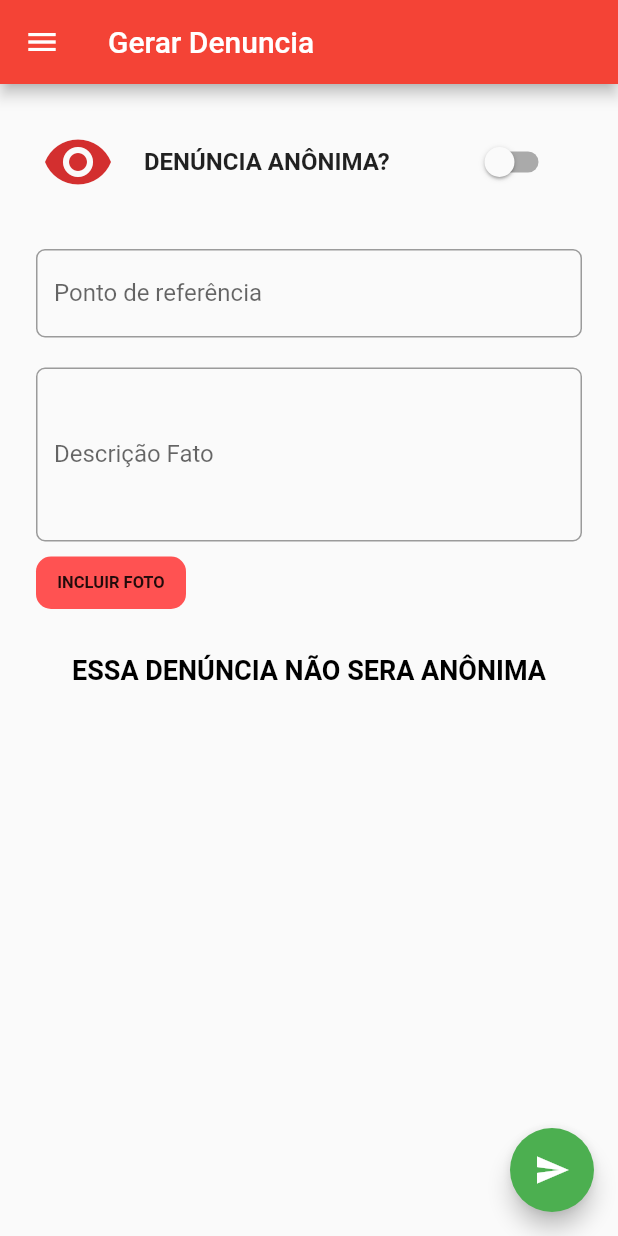
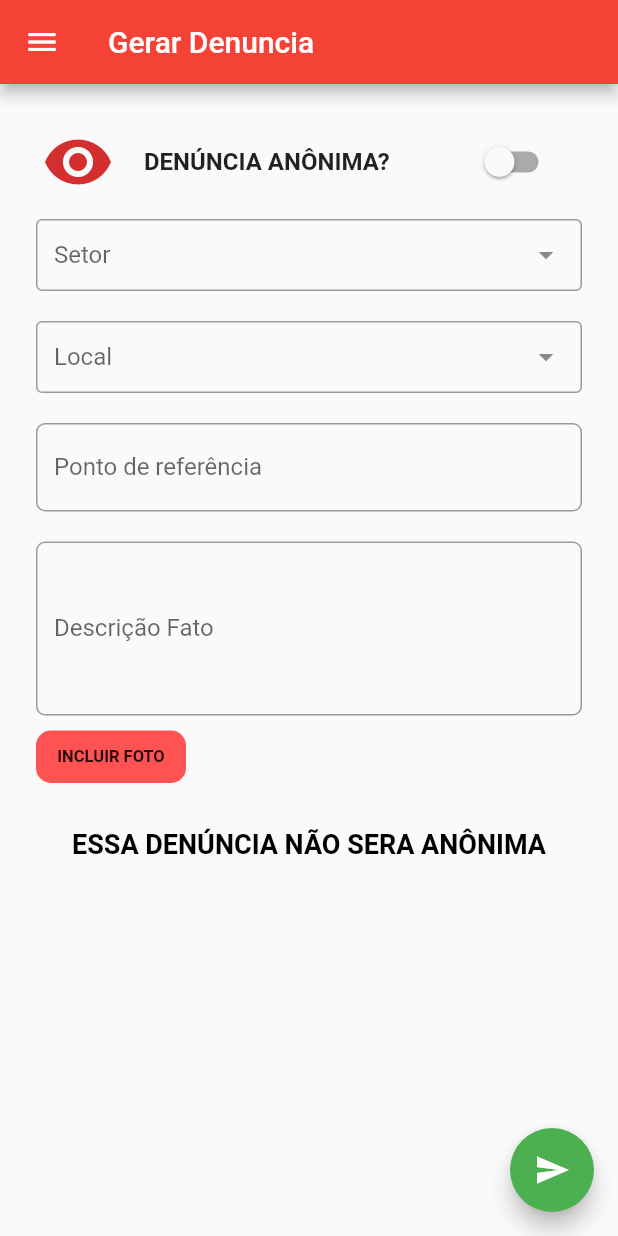
Before and after one commit to andreganda/APP_VITORIA_FORTE_FLUTTER, a Flutter app: the DenunciarPage screen opened directly, after a tap on "DENÚNCIA ANÔNIMA?", on a phone screen of 412 x 824 dp. Run offline on Flutter 3.47's test engine with Material 2 defaults, Android fonts, the phone set to English and light mode, and no system bars; drawn by our look-alikes of dropdown_search; our stand-ins replace brasil_fields, flutter_zoom_drawer, font_awesome_flutter, geolocator, image_cropper, image_picker and 1 more; missing offline and left inert: dart:html, find_dropdown, signalr_client; accounts and stored records are empty; network calls fail.

Commit message:
conclusão da page de socorro.

```diff
--- a/lib/Model/SetoresLocais.dart
+++ b/lib/Model/SetoresLocais.dart
@@ -1,18 +1,114 @@
 class SetoresLocais {
-  List<String> listSetores;
-  List<String> listLocais;
+  List<ListSetores> listSetores;
+  List<ListLocais> listLocais;
 
   SetoresLocais({this.listSetores, this.listLocais});
 
   SetoresLocais.fromJson(Map<String, dynamic> json) {
-    listSetores = json['listSetores'].cast<String>();
-    listLocais = json['listLocais'].cast<String>();
+    if (json['listSetores'] != null) {
+      listSetores = new List<ListSetores>();
+      json['listSetores'].forEach((v) {
+        listSetores.add(new ListSetores.fromJson(v));
+      });
+    }
+    if (json['listLocais'] != null) {
+      listLocais = new List<ListLocais>();
+      json['listLocais'].forEach((v) {
+        listLocais.add(new ListLocais.fromJson(v));
+      });
+    }
   }
 
   Map<String, dynamic> toJson() {
     final Map<String, dynamic> data = new Map<String, dynamic>();
-    data['listSetores'] = this.listSetores;
-    data['listLocais'] = this.listLocais;
+    if (this.listSetores != null) {
+      data['listSetores'] = this.listSetores.map((v) => v.toJson()).toList();
+    }
+    if (this.listLocais != null) {
+      data['listLocais'] = this.listLocais.map((v) => v.toJson()).toList();
+    }
     return data;
   }
 }
+
+class ListSetores {
+  int id;
+  int idCondominio;
+  String descricaoCondominio;
+  String descricao;
+  int status;
+  String dataCriacao;
+
+  ListSetores(
+      {this.id,
+      this.idCondominio,
+      this.descricaoCondominio,
+      this.descricao,
+      this.status,
+      this.dataCriacao});
+
+  ListSetores.fromJson(Map<String, dynamic> json) {
+    id = json['id'];
+    idCondominio = json['idCondominio'];
+    descricaoCondominio = json['descricaoCondominio'];
+    descricao = json['descricao'];
+    status = json['status'];
+    dataCriacao = json['dataCriacao'];
+  }
+
+  Map<String, dynamic> toJson() {
+    final Map<String, dynamic> data = new Map<String, dynamic>();
+    data['id'] = this.id;
+    data['idCondominio'] = this.idCondominio;
+    data['descricaoCondominio'] = this.descricaoCondominio;
+    data['descricao'] = this.descricao;
+    data['status'] = this.status;
+    data['dataCriacao'] = this.dataCriacao;
+    return data;
+  }
+}
+
+class ListLocais {
+  int id;
+  int idCondominio;
+  int idSetor;
+  String descricao;
+  int status;
+  String dataCriacao;
+  String descricaoCondominio;
+  String descricaoSetor;
+
+  ListLocais(
+      {this.id,
+      this.idCondominio,
+      this.idSetor,
+      this.descricao,
+      this.status,
+      this.dataCriacao,
+      this.descricaoCondominio,
+      this.descricaoSetor});
+
+  ListLocais.fromJson(Map<String, dynamic> json) {
+    id = json['id'];
+    idCondominio = json['idCondominio'];
+    idSetor = json['idSetor'];
+    descricao = json['descricao'];
+    status = json['status'];
+    dataCriacao = json['dataCriacao'];
+    descricaoCondominio = json['descricaoCondominio'];
+    descricaoSetor = json['descricaoSetor'];
+  }
+
+  Map<String, dynamic> toJson() {
+    final Map<String, dynamic> data = new Map<String, dynamic>();
+    data['id'] = this.id;
+    data['idCondominio'] = this.idCondominio;
+    data['idSetor'] = this.idSetor;
+    data['descricao'] = this.descricao;
+    data['status'] = this.status;
+    data['dataCriacao'] = this.dataCriacao;
+    data['descricaoCondominio'] = this.descricaoCondominio;
+    data['descricaoSetor'] = this.descricaoSetor;
+    return data;
+  }
+}
--- a/lib/constants.dart
+++ b/lib/constants.dart
@@ -4,8 +4,11 @@ const mainColor = Color(0xff2470c7);
 // const baseUrl = "https://oaksolucoes.azurewebsites.net/api/";
 // const baseUrlHub = "https://oaksolucoes.azurewebsites.net/chatHub";
 
-// const baseUrl = "https://oaksolucoes.com.br/api/";
-// const baseUrlHub = "https://oaksolucoes.com.br/chatHub";
+const baseUrl = "https://oaksolucoes.com.br/api/";
+const baseUrlHub = "https://oaksolucoes.com.br/chatHub";
 
-const baseUrl = "http://192.168.1.52:45457/api/";
-const baseUrlHub = "http://192.168.1.52:45457/chatHub";
+// const baseUrl = "http://192.168.1.52:45457/api/";
+// const baseUrlHub = "http://192.168.1.52:45457/chatHub";
+
+// const baseUrl = "http://10.0.0.112:45460/api/";
+// const baseUrlHub = "http://10.0.0.112:45460/chatHub";
--- a/lib/pages/denunciar/denunciar-page.dart
+++ b/lib/pages/denunciar/denunciar-page.dart
@@ -1,5 +1,7 @@
 import 'dart:convert';
 import 'dart:io';
+import 'package:dropdown_search/dropdown_search.dart';
+import 'package:find_dropdown/find_dropdown.dart';
 import 'package:http/http.dart' as http;
 
 import 'package:flutter/material.dart';
@@ -29,8 +31,11 @@ String selectedValueSetor;
 String selectedValueLocal;
 SetoresLocais setorLocal = new SetoresLocais();
 
-final List<DropdownMenuItem> listSetores = [];
-final List<DropdownMenuItem> listLocais = [];
+List<DropdownMenuItem> listSetores = [];
+List<String> listSetoresString = [];
+List<DropdownMenuItem> listLocais = [];
+List<String> listLocaisString = [];
+List<String> listLocaisSearch = [];
 
 final ImagePicker _picker = ImagePicker();
 
@@ -109,8 +114,11 @@ class _DenunciarPageState extends State<DenunciarPage> {
     return TextFormField(
       maxLines: 1,
       decoration: InputDecoration(
-          labelText: 'Ponto de referência',
-          border: OutlineInputBorder(borderRadius: BorderRadius.circular(6.0))),
+        labelText: 'Ponto de referência',
+        border: OutlineInputBorder(
+          borderRadius: BorderRadius.circular(6.0),
+        ),
+      ),
       onSaved: (String value) {
         _descricaoFato = value;
       },
@@ -276,6 +284,10 @@ class _DenunciarPageState extends State<DenunciarPage> {
     );
   }
 
+  getData(String filter) {
+    print(filter);
+  }
+
   Container _buildContainer() {
     return Container(
       margin: EdgeInsets.all(24),
@@ -289,19 +301,66 @@ class _DenunciarPageState extends State<DenunciarPage> {
               SizedBox(
                 height: 10,
               ),
-              // SearchableDropdown.single(
-              //   items: listSetores,
-              //   value: selectedValueSetor,
-              //   hint: "Setor",
-              //   isCaseSensitiveSearch: false,
-              //   searchHint: "Escolha um setor",
-              //   onChanged: (value) {
-              //     setState(() {
-              //       selectedValueSetor = value;
-              //     });
-              //   },
-              //   isExpanded: true,
+
+              // FindDropdown(
+              //   items: listSetoresString,
+              //   label: "Setor",
+              //   onChanged: (String item) => print(item),
+              //   selectedItem: "Brasil",
+              //   searchBoxDecoration: InputDecoration(
+              //       contentPadding: EdgeInsets.fromLTRB(12, 12, 0, 0),
+              //       hintText: "Procurar",
+              //       border: OutlineInputBorder()),
               // ),
+
+              DropdownSearch<String>(
+                mode: Mode.DIALOG,
+                showSelectedItems: true,
+                dropdownSearchDecoration: InputDecoration(
+                  hintText: "Selecione um setor",
+                  labelText: "Setor",
+                  contentPadding: EdgeInsets.fromLTRB(12, 12, 0, 0),
+                  border: OutlineInputBorder(),
+                ),
+                items: listSetoresString,
+                showClearButton: true,
+                onChanged: (value) {
+                  listLocaisSearch = [];
+                  if (value != null) {
+                    listLocaisSearch = listLocaisString
+                        .where((element) => element.contains(value))
+                        .toList();
+                  } else {
+                    listLocaisSearch = [];
+                  }
+
+                  setState(() {});
+                },
+                // popupItemDisabled: (String s) => s.startsWith('I'),
+                // onChanged: print,
+                // selectedItem: "Brazil",
+              ),
+              SizedBox(
+                height: 20,
+              ),
+              DropdownSearch<String>(
+                mode: Mode.DIALOG,
+                showSelectedItems: true,
+                dropdownSearchDecoration: InputDecoration(
+                  hintText: "Selecione um local",
+                  labelText: "Local",
+                  contentPadding: EdgeInsets.fromLTRB(12, 12, 0, 0),
+                  border: OutlineInputBorder(),
+                ),
+                items: listLocaisSearch,
+                showClearButton: true,
+                onChanged: (value) {
+                  print(value);
+                },
+                // popupItemDisabled: (String s) => s.startsWith('I'),
+                // onChanged: print,
+                // selectedItem: "Brazil",
+              ),
               SizedBox(
                 height: 10,
               ),
@@ -436,19 +495,22 @@ class _DenunciarPageState extends State<DenunciarPage> {
 
           for (var _setor in setorLocal.listSetores) {
             listSetores.add(DropdownMenuItem(
-              child: Text(_setor),
+              child: Text(_setor.descricao),
               value: _setor,
             ));
+            listSetoresString.add(_setor.descricao);
           }
 
           for (var _local in setorLocal.listLocais) {
-            listLocais.add(DropdownMenuItem(
-              child: Text(_local),
-              value: _local,
-            ));
+            listLocais.add(
+              DropdownMenuItem(
+                child: Text(_local.descricao),
+                value: _local,
+              ),
+            );
+            listLocaisString
+                .add(" ${_local.descricaoSetor} -> ${_local.descricao}");
           }
-
-          setState(() {});
         }
       }
     } catch (e) {
--- a/pubspec.yaml
+++ b/pubspec.yaml
@@ -18,9 +18,9 @@ dependencies:
   image_picker: ^0.8.4+3
   image_cropper: ^1.4.1
   font_awesome_flutter: ^9.1.0
-
   geolocator: 7.6.2
-
+  dropdown_search: ^1.0.4
+  find_dropdown: ^1.0.0
 
   # no flutter upgrade novo esse package não funciona
   # searchable_dropdown: ^1.1.3
```
Also changed, not shown: pubspec.lock.
